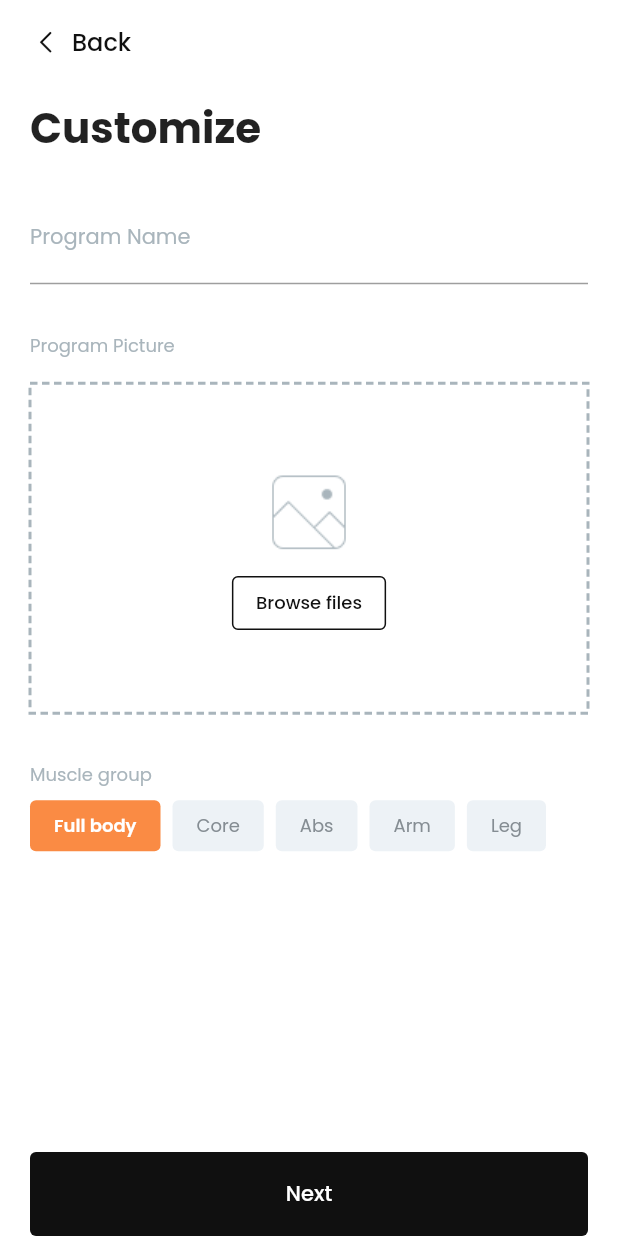
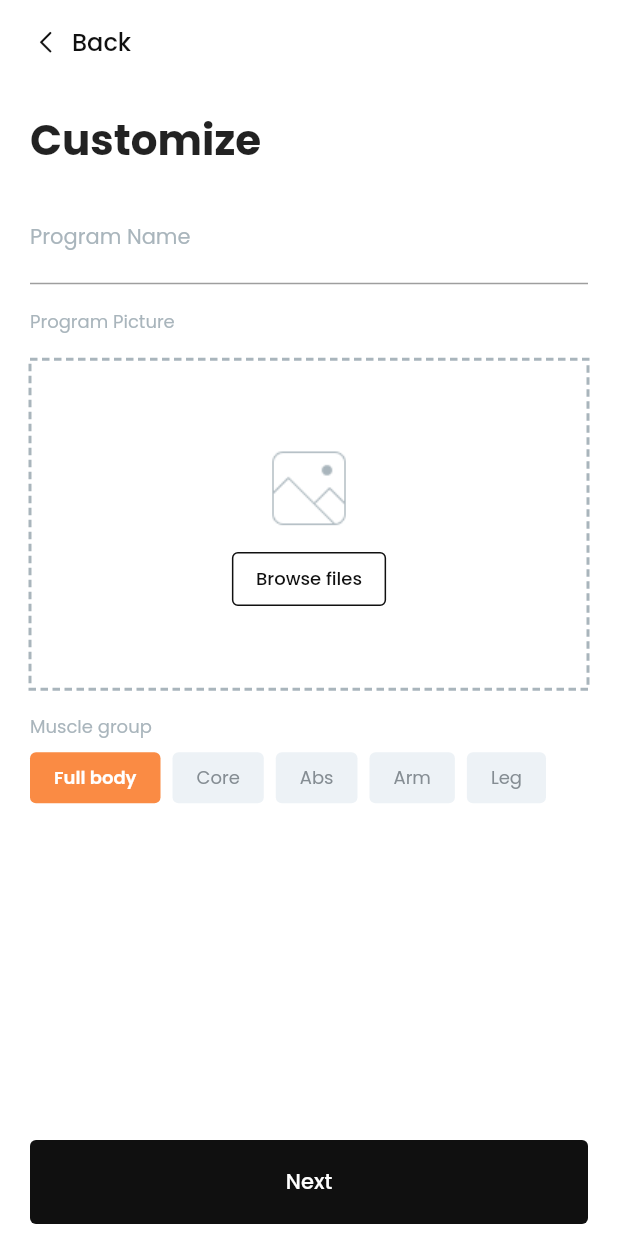
Before and after one commit to melodistic/Melodistic-App, a Flutter app: the CustomizeScreen screen opened by its route, on a phone screen of 412 x 824 dp. Run offline on Flutter 3.47's test engine with Material 2 defaults, Android fonts, the light colour scheme and no system bars; drawn by our look-alikes of dotted_border; our stand-ins replace dio, file_picker, flutter_spinkit, get, google_sign_in, image_picker and 3 more; missing offline and left inert: any_link_preview; accounts and stored records are empty.

Commit message:
[MEL-193] overflow in customize screen

```diff
--- a/lib/screens/customize-track/customize.screen.dart
+++ b/lib/screens/customize-track/customize.screen.dart
@@ -29,8 +29,12 @@ class CustomizeScreen extends StatelessWidget {
         customAppbar: const BackAppbar(
           title: 'Back',
         ),
+        child: CustomScrollView(slivers: <Widget>[
+          SliverFillRemaining(
+            hasScrollBody: false,
             child: Container(
-            padding: const EdgeInsets.symmetric(horizontal: kSizeS * 1.25),
+                padding: const EdgeInsets.symmetric(
+                    horizontal: kSizeS * 1.25, vertical: kSizeXS),
                 child: Form(
                   key: trackCustomizeController.customizeFormKey,
                   child: Column(
@@ -44,18 +48,18 @@ class CustomizeScreen extends StatelessWidget {
                                 'Customize',
                                 style: kHeading1,
                               ),
-                          kSizedBoxVerticalS,
+                              kSizedBoxVerticalXS,
                               TextFieldWidget(
                                 controller: _programController,
                                 hintTitle: 'Program Name',
                                 fieldType: FieldType.text,
-                            validate:
-                                trackCustomizeController.validateProgramName,
+                                validate: trackCustomizeController
+                                    .validateProgramName,
                               ),
-                          kSizedBoxVerticalM,
+                              kSizedBoxVerticalS,
                               Text('Program Picture',
-                              style:
-                                  kBody3.copyWith(color: kGrayScaleColor500)),
+                                  style: kBody3.copyWith(
+                                      color: kGrayScaleColor500)),
                               kSizedBoxVerticalS,
                               DottedBorder(
                                 color: kGrayScaleColor500,
@@ -64,7 +68,8 @@ class CustomizeScreen extends StatelessWidget {
                                 child: SizedBox(
                                     height: kSizeXXL,
                                     child: Row(
-                                    mainAxisAlignment: MainAxisAlignment.center,
+                                        mainAxisAlignment:
+                                            MainAxisAlignment.center,
                                         children: <Widget>[
                                           Obx(() => trackCustomizeController
                                                       .programPicture.value ==
@@ -110,7 +115,8 @@ class CustomizeScreen extends StatelessWidget {
                                         ])),
                               ),
                               Obx(() {
-                            if (trackCustomizeController.errorMessage.value !=
+                                if (trackCustomizeController
+                                        .errorMessage.value !=
                                     null) {
                                   return Column(children: <Widget>[
                                     kSizedBoxVerticalXS,
@@ -121,11 +127,11 @@ class CustomizeScreen extends StatelessWidget {
                                     kSizedBoxVerticalS
                                   ]);
                                 }
-                            return kSizedBoxVerticalM;
+                                return kSizedBoxVerticalS;
                               }),
                               Text('Muscle group',
-                              style:
-                                  kBody3.copyWith(color: kGrayScaleColor500)),
+                                  style: kBody3.copyWith(
+                                      color: kGrayScaleColor500)),
                               kSizedBoxVerticalXS,
                               Column(
                                 children: <Widget>[
@@ -137,26 +143,35 @@ class CustomizeScreen extends StatelessWidget {
                                         onChange: (OptionItem value,
                                             ScrollController controller) {
                                           trackCustomizeController
-                                          .selectMuscleGroup(value, controller);
+                                              .selectMuscleGroup(
+                                                  value, controller);
                                         },
                                       ))
                                 ],
                               )
                             ])),
-                    ButtonWidget(
+                        Padding(
+                          padding: const EdgeInsets.only(top: 20),
+                          child: ButtonWidget(
                             text: 'Next',
                             handleClick: () {
                               if (trackCustomizeController
                                       .customizeFormKey.currentState!
                                       .validate() &&
-                            trackCustomizeController.validateProgramPicture()) {
+                                  trackCustomizeController
+                                      .validateProgramPicture()) {
                                 String programName = _programController.text;
-                          trackCustomizeController.setProgramName(programName);
-                          Get.toNamed<dynamic>(RoutesName.customizeSection);
+                                trackCustomizeController
+                                    .setProgramName(programName);
+                                Get.toNamed<dynamic>(
+                                    RoutesName.customizeSection);
                               }
                             },
+                          ),
                         )
                       ]),
-            )));
+                )),
+          )
+        ]));
   }
 }
```
Lines whose indentation alone changed are shown as unchanged.
